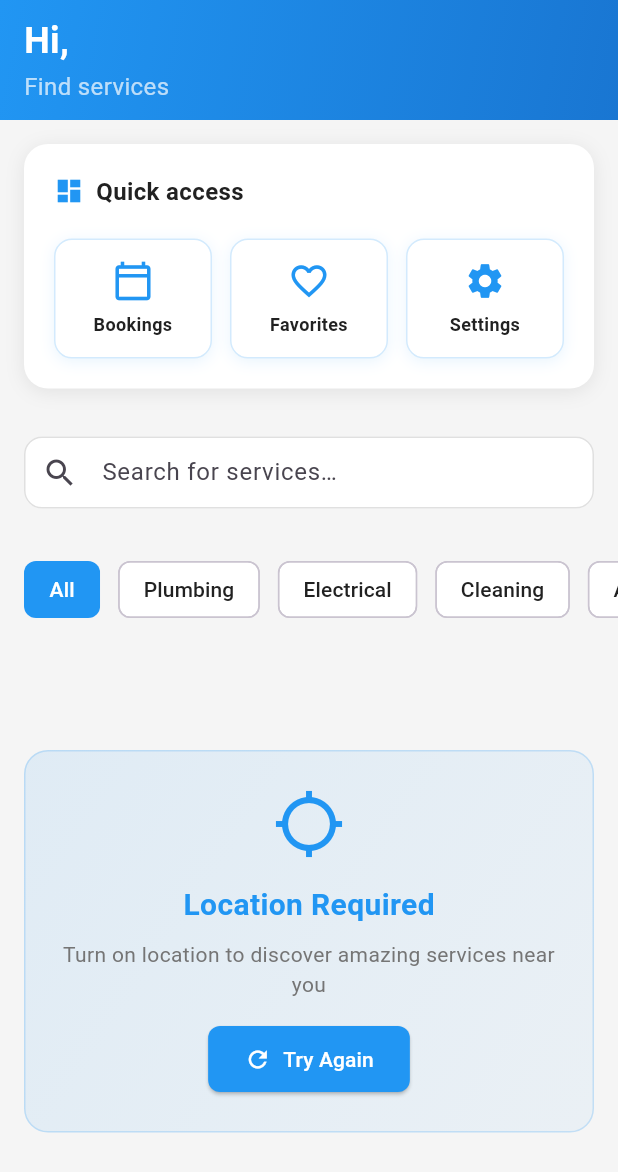
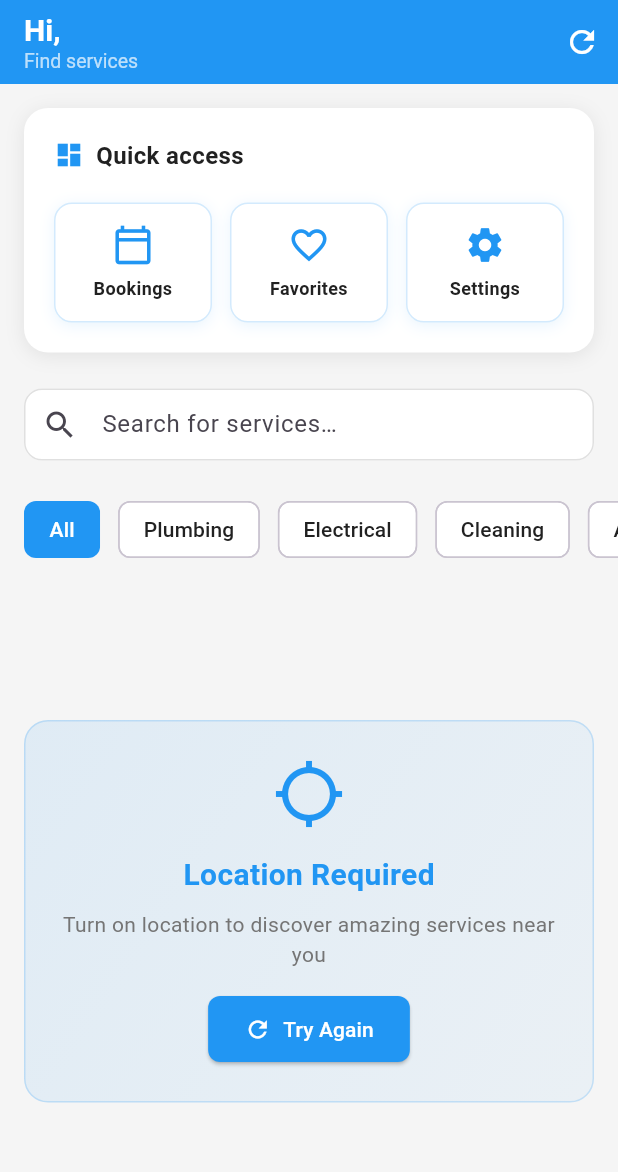
Before and after one commit to varundarling/QuickFix, a Flutter app: the HomeScreen screen opened by its route, on a phone screen of 412 x 824 dp. Shown: the top 1172 px of the screen. Run offline on Flutter 3.47's test engine with Material 3 defaults, Android fonts, the phone set to English and light mode, and no system bars; our stand-ins replace cached_network_image, cloud_firestore, connectivity_plus, firebase_auth, firebase_core, firebase_database and 13 more; accounts and stored records are empty; Roboto replaces fonts that are missing (Poppins).

Commit message:
Optimized Search Screen and fixed multiple loadings in the Customer Home Screen

```diff
--- a/lib/presentation/screens/home/home_screen.dart
+++ b/lib/presentation/screens/home/home_screen.dart
@@ -28,20 +28,17 @@ class _HomeScreenState extends State<HomeScreen> with WidgetsBindingObserver {
   LocationData? _currentLocation;
   bool _isRefreshing = false;
   bool _disposed = false;
+  final ScrollController _scrollController = ScrollController();
 
   @override
   void initState() {
     super.initState();
     WidgetsBinding.instance.addObserver(this);
 
-    // ✅ REMOVED: All initialization logic - data is already preloaded from splash
     WidgetsBinding.instance.addPostFrameCallback((_) async {
       if (!mounted || _disposed) return;
-      if (mounted) {
-        // Just get current location for UI updates
       await _requestPermissionsOnFirstTime();
       await _initializeLocation();
-      }
     });
   }
 
@@ -52,7 +49,7 @@ class _HomeScreenState extends State<HomeScreen> with WidgetsBindingObserver {
       final loc = await _locationService.getCurrentLocation();
       if (!mounted || _disposed) return;
 
-      if (loc != null) {
+      if (loc != null && mounted) {
         setState(() => _currentLocation = loc);
       }
     } catch (e) {
@@ -60,7 +57,6 @@ class _HomeScreenState extends State<HomeScreen> with WidgetsBindingObserver {
     }
   }
 
-  // ✅ Manual refresh with visible animation
   Future<void> _refresh() async {
     if (_isRefreshing || !mounted || _disposed) return;
 
@@ -74,10 +70,10 @@ class _HomeScreenState extends State<HomeScreen> with WidgetsBindingObserver {
       if (!mounted || _disposed) return;
 
       final sp = context.read<ServiceProvider>();
-
       final loc = await _locationService.getCurrentLocation();
 
       if (!mounted || _disposed) return;
+
       if (loc != null && mounted) {
         setState(() => _currentLocation = loc);
         await sp.loadAllServices(
@@ -93,7 +89,6 @@ class _HomeScreenState extends State<HomeScreen> with WidgetsBindingObserver {
       debugPrint('❌ [HOME] Manual refresh error: $e');
     } finally {
       if (mounted && !_disposed) {
-        // ✅ SAFETY CHECK BEFORE setState
         setState(() => _isRefreshing = false);
       }
     }
@@ -105,10 +100,8 @@ class _HomeScreenState extends State<HomeScreen> with WidgetsBindingObserver {
         prefs.getBool('home_permissions_requested') ?? false;
 
     if (!hasRequestedPermissions) {
-      // Mark as requested to prevent showing again
       await prefs.setBool('home_permissions_requested', true);
 
-      // Request native location permission
       try {
         await LocationService.instance.requestPermission();
         debugPrint('Location permission requested');
@@ -116,7 +109,6 @@ class _HomeScreenState extends State<HomeScreen> with WidgetsBindingObserver {
         debugPrint('Location permission error: $e');
       }
 
-      // Request native notification permission
       try {
         await FirebaseMessaging.instance.requestPermission(
           alert: true,
@@ -130,19 +122,17 @@ class _HomeScreenState extends State<HomeScreen> with WidgetsBindingObserver {
     }
   }
 
-  // Navigate with refresh on return
   Future<void> _navigateWithRefreshOnReturn(String route) async {
     if (!mounted || _disposed) return;
 
     await context.push(route);
 
-    if (mounted) {
+    if (mounted && !_disposed) {
       debugPrint('🔄 [HOME] Refreshing after return from $route');
       _silentRefresh();
     }
   }
 
-  // Silent refresh that doesn't affect UI
   Future<void> _silentRefresh() async {
     if (!mounted || _disposed) return;
 
@@ -150,13 +140,13 @@ class _HomeScreenState extends State<HomeScreen> with WidgetsBindingObserver {
       final sp = context.read<ServiceProvider>();
       final loc = await _locationService.getCurrentLocation();
 
-      if (loc != null && mounted) {
+      if (loc != null && mounted && !_disposed) {
         setState(() => _currentLocation = loc);
         await sp.loadAllServices(
           userLat: loc.latitude!,
           userLng: loc.longitude!,
         );
-      } else if (mounted) {
+      } else if (mounted && !_disposed) {
         await sp.loadAllServices(userLat: 0, userLng: 0);
       }
     } catch (e) {
@@ -167,7 +157,7 @@ class _HomeScreenState extends State<HomeScreen> with WidgetsBindingObserver {
   @override
   void didChangeAppLifecycleState(AppLifecycleState state) {
     super.didChangeAppLifecycleState(state);
-    if (state == AppLifecycleState.resumed && mounted) {
+    if (state == AppLifecycleState.resumed && mounted && !_disposed) {
       _silentRefresh();
     }
   }
@@ -177,85 +167,44 @@ class _HomeScreenState extends State<HomeScreen> with WidgetsBindingObserver {
     if (_disposed) {
       return const Scaffold(body: SizedBox.shrink());
     }
+
     return BaseScreen(
       onScreenEnter: () {
         if (!_disposed) {
-          // ✅ SAFETY CHECK
           AdService.instance.loadInterstitial();
           AdService.instance.loadRewarded();
         }
       },
-      // ✅ REMOVED: FutureBuilder and loading logic - show UI immediately
       body: Scaffold(
-        body: RefreshIndicator(
-          onRefresh: _refresh,
-          color: AppColors.primary,
-          backgroundColor: Colors.white,
-          strokeWidth: 3.0,
-          displacement: 40.0,
-          child: Consumer<ServiceProvider>(
-            builder: (context, sp, child) {
-              return CustomScrollView(
-                physics: const AlwaysScrollableScrollPhysics(),
-                slivers: [
-                  _buildCompactAppBar(),
-                  SliverToBoxAdapter(child: _buildQuickAccessMenu()),
-                  SliverToBoxAdapter(child: _buildSearchBar(context)),
-                  SliverToBoxAdapter(child: _buildCategoryTabs()),
-                  _buildServicesContent(),
-                ],
-              );
-            },
-          ),
-        ),
-      ),
-    );
-  }
-
-  Widget _buildCompactAppBar() {
-    return SliverAppBar(
-      expandedHeight: 80,
-      floating: false,
-      pinned: true,
+        backgroundColor: AppColors.background,
+        // ✅ NEW: Persistent AppBar with heading always visible
+        appBar: AppBar(
+          elevation: 0,
           backgroundColor: AppColors.primary,
-      flexibleSpace: FlexibleSpaceBar(
-        background: Container(
-          decoration: const BoxDecoration(gradient: AppColors.primaryGradient),
-          child: SafeArea(
-            child: Padding(
-              padding: const EdgeInsets.symmetric(horizontal: 16, vertical: 8),
-              child: Consumer<AuthProvider>(
+          title: Consumer<AuthProvider>(
             builder: (context, authProvider, child) {
-                  return Row(
-                    children: [
-                      Expanded(
-                        child: Column(
+              return Column(
                 crossAxisAlignment: CrossAxisAlignment.start,
-                          mainAxisAlignment: MainAxisAlignment.center,
                 children: [
                   Text(
                     'Hi, ${authProvider.userModel?.name ?? 'there'}',
                     style: const TextStyle(
                       color: Colors.white,
-                                fontSize: 24,
+                      fontSize: 20,
                       fontWeight: FontWeight.w600,
                     ),
                   ),
-                            const SizedBox(height: 2),
                   Row(
                     children: [
                       const Text(
                         Strings.searchHint,
-                                  style: TextStyle(
-                                    color: Colors.white70,
-                                    fontSize: 16,
-                                  ),
+                        style: TextStyle(color: Colors.white70, fontSize: 13),
                       ),
                       if (_isRefreshing) ...[
                         const SizedBox(width: 8),
                         const SizedBox(
-                                    width: 12,
-                                    height: 12,
+                          width: 10,
+                          height: 10,
                           child: CircularProgressIndicator(
                             strokeWidth: 1.5,
                             valueColor: AlwaysStoppedAnimation<Color>(
@@ -267,13 +216,46 @@ class _HomeScreenState extends State<HomeScreen> with WidgetsBindingObserver {
                     ],
                   ),
                 ],
+              );
+            },
           ),
+          actions: [
+            // ✅ NEW: Refresh button in app bar
+            IconButton(
+              onPressed: _isRefreshing ? null : _refresh,
+              icon: Icon(
+                Icons.refresh,
+                color: _isRefreshing ? Colors.white38 : Colors.white,
               ),
+              tooltip: 'Refresh',
+            ),
+          ],
+        ),
+        body: RefreshIndicator(
+          onRefresh: _refresh,
+          color: AppColors.primary,
+          backgroundColor: Colors.white,
+          strokeWidth: 3.0,
+          child: Consumer<ServiceProvider>(
+            builder: (context, sp, child) {
+              return CustomScrollView(
+                controller: _scrollController,
+                physics: const AlwaysScrollableScrollPhysics(),
+                slivers: [
+                  // ✅ Quick Access Menu
+                  SliverToBoxAdapter(child: _buildQuickAccessMenu()),
+
+                  // ✅ Search Bar
+                  SliverToBoxAdapter(child: _buildSearchBar(context)),
+
+                  // ✅ Category Tabs
+                  SliverToBoxAdapter(child: _buildCategoryTabs()),
+
+                  // ✅ Services Content
+                  _buildServicesContent(),
                 ],
               );
             },
-              ),
-            ),
           ),
         ),
       ),
@@ -390,7 +372,7 @@ class _HomeScreenState extends State<HomeScreen> with WidgetsBindingObserver {
 
   Widget _buildSearchBar(BuildContext context) {
     return Container(
-      margin: const EdgeInsets.all(16),
+      margin: const EdgeInsets.symmetric(horizontal: 16, vertical: 8),
       child: TextField(
         decoration: InputDecoration(
           hintText: 'Search for services…',
@@ -410,7 +392,11 @@ class _HomeScreenState extends State<HomeScreen> with WidgetsBindingObserver {
             MaterialPageRoute(
               builder: (_) => SearchScreen(services: sp.services),
             ),
-          );
+          ).then((_) {
+            if (mounted && !_disposed) {
+              _silentRefresh();
+            }
+          });
         },
         readOnly: true,
       ),
@@ -423,18 +409,28 @@ class _HomeScreenState extends State<HomeScreen> with WidgetsBindingObserver {
       margin: const EdgeInsets.symmetric(vertical: 8),
       child: Consumer<ServiceProvider>(
         builder: (context, sp, child) {
+          final categories = sp.categories;
+
+          if (categories.isEmpty) {
+            return const SizedBox.shrink();
+          }
+
           return ListView.builder(
             scrollDirection: Axis.horizontal,
             padding: const EdgeInsets.symmetric(horizontal: 16),
-            itemCount: sp.categories.length,
+            itemCount: categories.length,
             itemBuilder: (context, i) {
-              final category = sp.categories[i];
+              final category = categories[i];
               final isSelected = sp.selectedCategory == category;
               return Container(
                 margin: const EdgeInsets.only(right: 12),
                 child: FilterChip(
                   label: Text(category),
-                  onSelected: (_) => sp.setSelectedCategory(category),
+                  onSelected: (_) {
+                    if (!_disposed && mounted) {
+                      sp.setSelectedCategory(category);
+                    }
+                  },
                   backgroundColor: Colors.white,
                   selectedColor: AppColors.primary,
                   labelStyle: TextStyle(
@@ -457,8 +453,6 @@ class _HomeScreenState extends State<HomeScreen> with WidgetsBindingObserver {
       builder: (context, sp, child) {
         final services = sp.getServicesByCategory();
 
-        // ✅ REMOVED: Initial loading check - just show content immediately
-
         if (_currentLocation == null) {
           return SliverFillRemaining(
             hasScrollBody: false,
@@ -473,10 +467,11 @@ class _HomeScreenState extends State<HomeScreen> with WidgetsBindingObserver {
           );
         }
 
-        // ✅ Show services immediately with smooth opacity during manual refresh
         return SliverAnimatedOpacity(
           opacity: _isRefreshing ? 0.6 : 1.0,
           duration: const Duration(milliseconds: 300),
+          sliver: SliverPadding(
+            padding: const EdgeInsets.only(bottom: 16),
             sliver: SliverList.builder(
               itemCount: services.length,
               itemBuilder: (context, index) {
@@ -486,13 +481,15 @@ class _HomeScreenState extends State<HomeScreen> with WidgetsBindingObserver {
                   userLatitude: _currentLocation?.latitude,
                   userLongitude: _currentLocation?.longitude,
                   onTap: () {
+                    if (_disposed) return;
+
                     Navigator.push(
                       context,
                       MaterialPageRoute(
                         builder: (_) => ServiceDetailScreen(service: s),
                       ),
                     ).then((_) {
-                    if (mounted) {
+                      if (mounted && !_disposed) {
                         _silentRefresh();
                       }
                     });
@@ -500,6 +497,7 @@ class _HomeScreenState extends State<HomeScreen> with WidgetsBindingObserver {
                   showFavoriteButton: true,
                 );
               },
+            ),
           ),
         );
       },
@@ -549,7 +547,10 @@ class _HomeScreenState extends State<HomeScreen> with WidgetsBindingObserver {
                   ? const SizedBox(
                       width: 16,
                       height: 16,
-                      child: CircularProgressIndicator(strokeWidth: 2),
+                      child: CircularProgressIndicator(
+                        strokeWidth: 2,
+                        valueColor: AlwaysStoppedAnimation<Color>(Colors.white),
+                      ),
                     )
                   : const Icon(Icons.refresh),
               label: Text(_isRefreshing ? 'Checking...' : 'Try Again'),
@@ -603,7 +604,7 @@ class _HomeScreenState extends State<HomeScreen> with WidgetsBindingObserver {
             ),
             const SizedBox(height: 8),
             Text(
-              'We couldn\'t find any services in your area right now. Please try after sometime...',
+              'We couldn\'t find any services in your area right now. Please try again later.',
               style: TextStyle(
                 fontSize: 16,
                 color: AppColors.textSecondary,
@@ -618,7 +619,10 @@ class _HomeScreenState extends State<HomeScreen> with WidgetsBindingObserver {
                   ? const SizedBox(
                       width: 16,
                       height: 16,
-                      child: CircularProgressIndicator(strokeWidth: 2),
+                      child: CircularProgressIndicator(
+                        strokeWidth: 2,
+                        valueColor: AlwaysStoppedAnimation<Color>(Colors.white),
+                      ),
                     )
                   : const Icon(Icons.refresh),
               label: Text(_isRefreshing ? 'Refreshing...' : 'Refresh'),
@@ -640,6 +644,7 @@ class _HomeScreenState extends State<HomeScreen> with WidgetsBindingObserver {
   @override
   void dispose() {
     _disposed = true;
+    _scrollController.dispose();
     WidgetsBinding.instance.removeObserver(this);
     super.dispose();
   }
```
Also changed, not shown: lib/core/routes/app_router.dart (+11 -0 lines), lib/presentation/screens/home/search_screen.dart (+7 -14 lines). Lines whose indentation alone changed are shown as unchanged.
